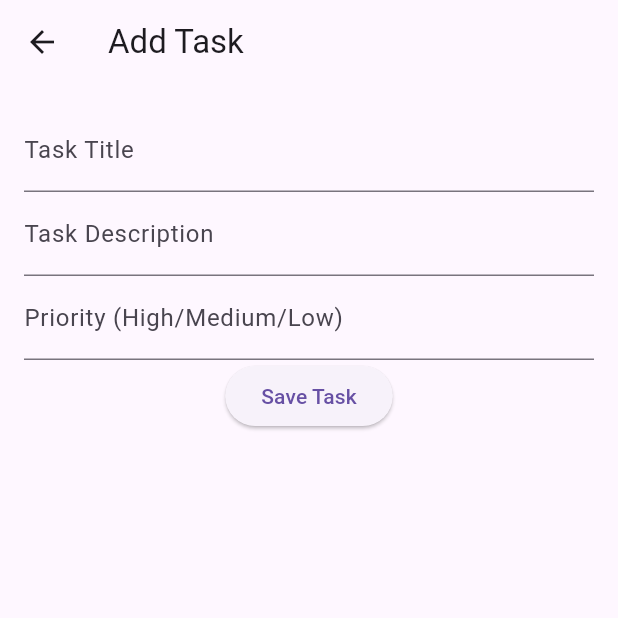
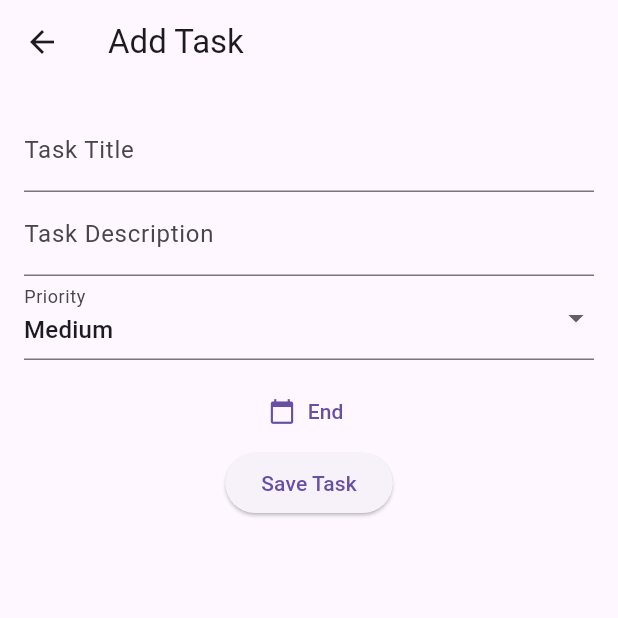
Before and after one commit to joesaniya/task_management, a Flutter app: the screen it shows after launch, after a tap on the "add" icon, on a phone screen of 412 x 824 dp, the top half of it. Run offline on Flutter 3.47's test engine with Material 3 defaults, Android fonts, the phone set to English and light mode, and no system bars; our stand-ins replace cloud_firestore, connectivity_plus, firebase_core, objectbox, wave; accounts and stored records are empty; generated files the repository leaves out were written again.

Commit message:
task added

```diff
--- a/lib/sreens/add_task_screen.dart
+++ b/lib/sreens/add_task_screen.dart
@@ -15,7 +15,7 @@ class AddTaskScreen extends StatefulWidget {
 class _AddTaskScreenState extends State<AddTaskScreen> {
   final _titleController = TextEditingController();
   final _descriptionController = TextEditingController();
-  final _priorityController = TextEditingController();
+  String _priority = 'Medium';
   DateTime _endDate = DateTime.now();
 
   @override
@@ -24,36 +24,48 @@ class _AddTaskScreenState extends State<AddTaskScreen> {
     if (widget.task != null) {
       _titleController.text = widget.task!.title;
       _descriptionController.text = widget.task!.description;
-      _priorityController.text = widget.task!.priority;
+      _priority = widget.task!.priority;
       _endDate = widget.task!.endDate;
     }
   }
 
+  void _pickDate() async {
+    DateTime? pickedDate = await showDatePicker(
+      context: context,
+      initialDate: _endDate,
+      firstDate: DateTime.now(),
+      lastDate: DateTime(2100),
+    );
+    if (pickedDate != null) {
+      setState(() {
+        _endDate = pickedDate;
+      });
+    }
+  }
+
   void _saveTask() {
-    final newTask = Task(
+    final task = Task(
+      id: widget.task?.id ?? 0,
       title: _titleController.text,
       description: _descriptionController.text,
-      priority: _priorityController.text,
-      status: widget.task != null ? widget.task!.status : 'Pending',
+      priority: _priority,
+      status: widget.task?.status ?? 'Pending',
       endDate: _endDate,
     );
-
     final taskProvider = Provider.of<TaskProvider>(context, listen: false);
     if (widget.task != null) {
-      taskProvider.updateTask(newTask); // Update existing task
+      taskProvider.updateTask(task);
     } else {
-      taskProvider.addTask(newTask); // Add new task
+      taskProvider.addTask(task);
     }
-
-    Navigator.pop(context); // Go back to task list
+    Navigator.pop(context);
   }
 
   @override
   Widget build(BuildContext context) {
     return Scaffold(
-      appBar: AppBar(
-        title: Text(widget.task != null ? 'Edit Task' : 'Add Task'),
-      ),
+      appBar:
+          AppBar(title: Text(widget.task != null ? 'Edit Task' : 'Add Task')),
       body: Padding(
         padding: const EdgeInsets.all(16.0),
         child: Column(
@@ -66,9 +78,26 @@ class _AddTaskScreenState extends State<AddTaskScreen> {
               controller: _descriptionController,
               decoration: InputDecoration(labelText: 'Task Description'),
             ),
-            TextField(
-              controller: _priorityController,
-              decoration: InputDecoration(labelText: 'Priority (High/Medium/Low)'),
+            DropdownButtonFormField<String>(
+              value: _priority,
+              items: ['High', 'Medium', 'Low']
+                  .map((priority) => DropdownMenuItem(
+                        value: priority,
+                        child: Text(priority),
+                      ))
+                  .toList(),
+              onChanged: (value) {
+                setState(() {
+                  _priority = value!;
+                });
+              },
+              decoration: InputDecoration(labelText: 'Priority'),
+            ),
+            SizedBox(height: 10),
+            TextButton.icon(
+              onPressed: _pickDate,
+              icon: Icon(Icons.calendar_today),
+              label: Text('End Date: ${_endDate.toLocal()}'.split(' ')[0]),
             ),
             ElevatedButton(
               onPressed: _saveTask,
--- a/lib/sreens/task_list_screen.dart
+++ b/lib/sreens/task_list_screen.dart
@@ -1,7 +1,8 @@
 import 'package:flutter/material.dart';
 import 'package:provider/provider.dart';
+import 'package:task1/models/task.dart';
 import 'package:task1/provider/task_provider.dart';
-import '../models/task.dart';
+import 'package:task1/sreens/task_tile.dart';
 import 'add_task_screen.dart';
 import 'package:wave/config.dart';
 import 'package:wave/wave.dart';
@@ -12,6 +13,15 @@ class TaskListScreen extends StatelessWidget {
     return Consumer<TaskProvider>(
       builder: (context, taskProvider, child) {
         taskProvider.fetchTasks();
+
+        List<Task> overdueTasks = taskProvider.tasks
+            .where((task) =>
+                task.endDate.isBefore(DateTime.now()) &&
+                task.status != 'Completed')
+            .toList();
+        List<Task> pendingTasks = taskProvider.tasks
+            .where((task) => !overdueTasks.contains(task))
+            .toList();
         double completedTasksPercentage = 0.0;
         if (taskProvider.tasks.isNotEmpty) {
           completedTasksPercentage = taskProvider.tasks
@@ -42,40 +52,29 @@ class TaskListScreen extends StatelessWidget {
                 waveAmplitude: 0,
               ),
               Expanded(
-                child: ListView.builder(
-                  itemCount: taskProvider.tasks.length,
-                  itemBuilder: (context, index) {
-                    final task = taskProvider.tasks[index];
-                    bool isOverdue = task.endDate.isBefore(DateTime.now()) &&
-                        task.status != 'Completed';
-                    bool isApproachingDeadline = task.endDate
-                            .isBefore(DateTime.now().add(Duration(days: 1))) &&
-                        task.status != 'Completed';
-
-                    return ListTile(
-                      tileColor: isOverdue
-                          ? Colors.red.shade100
-                          : isApproachingDeadline
-                              ? Colors.yellow.shade100
-                              : null,
-                      title: Text(task.title),
-                      subtitle: Text(task.description),
-                      trailing: IconButton(
-                        icon: Icon(Icons.edit),
-                        onPressed: () {
-                          Navigator.push(
-                            context,
-                            MaterialPageRoute(
-                              builder: (context) => AddTaskScreen(task: task),
-                            ),
-                          );
-                        },
-                      ),
-                      onLongPress: () {
-                        taskProvider.deleteTask(task.id);
-                      },
-                    );
-                  },
+                child: ListView(
+                  children: [
+                    if (overdueTasks.isNotEmpty) ...[
+                      ListTile(
+                          title: Text('Overdue Tasks',
+                              style: TextStyle(
+                                  color: Colors.red,
+                                  fontWeight: FontWeight.bold))),
+                      ...overdueTasks
+                          .map((task) =>
+                              TaskTile(task: task, taskProvider: taskProvider))
+                          .toList(),
+                    ],
+                    if (pendingTasks.isNotEmpty) ...[
+                      ListTile(
+                          title: Text('Pending Tasks',
+                              style: TextStyle(fontWeight: FontWeight.bold))),
+                      ...pendingTasks
+                          .map((task) =>
+                              TaskTile(task: task, taskProvider: taskProvider))
+                          .toList(),
+                    ],
+                  ],
                 ),
               ),
             ],
```
Also changed, not shown: lib/sreens/task_tile.dart (added, +34 -0 lines).
